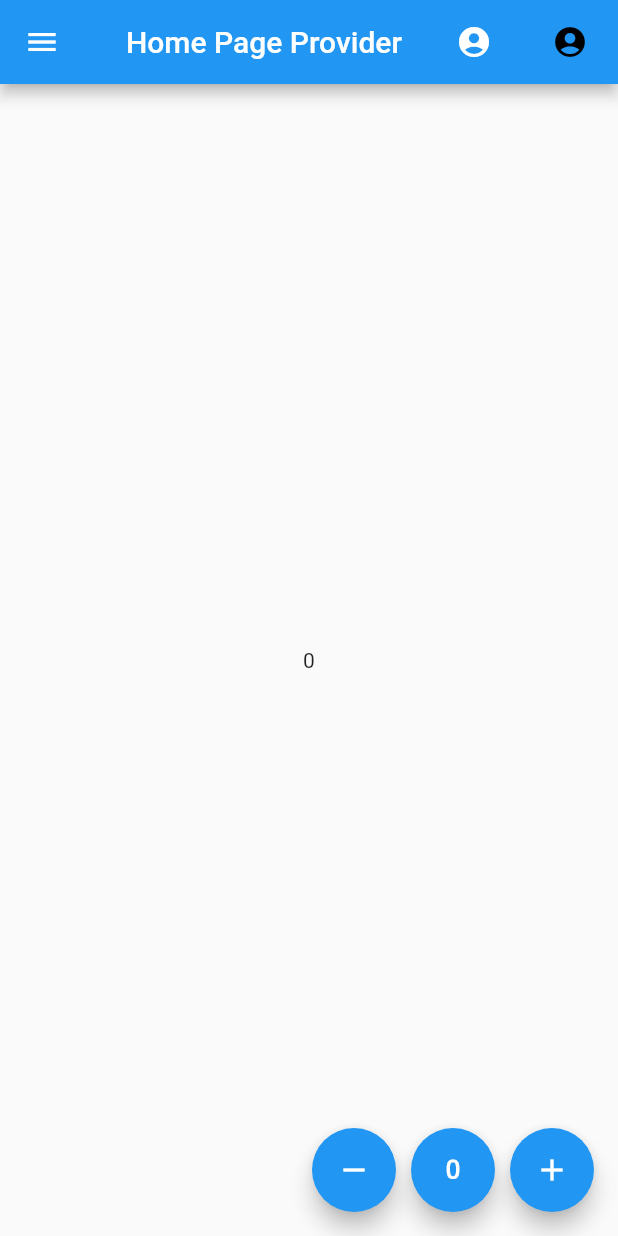
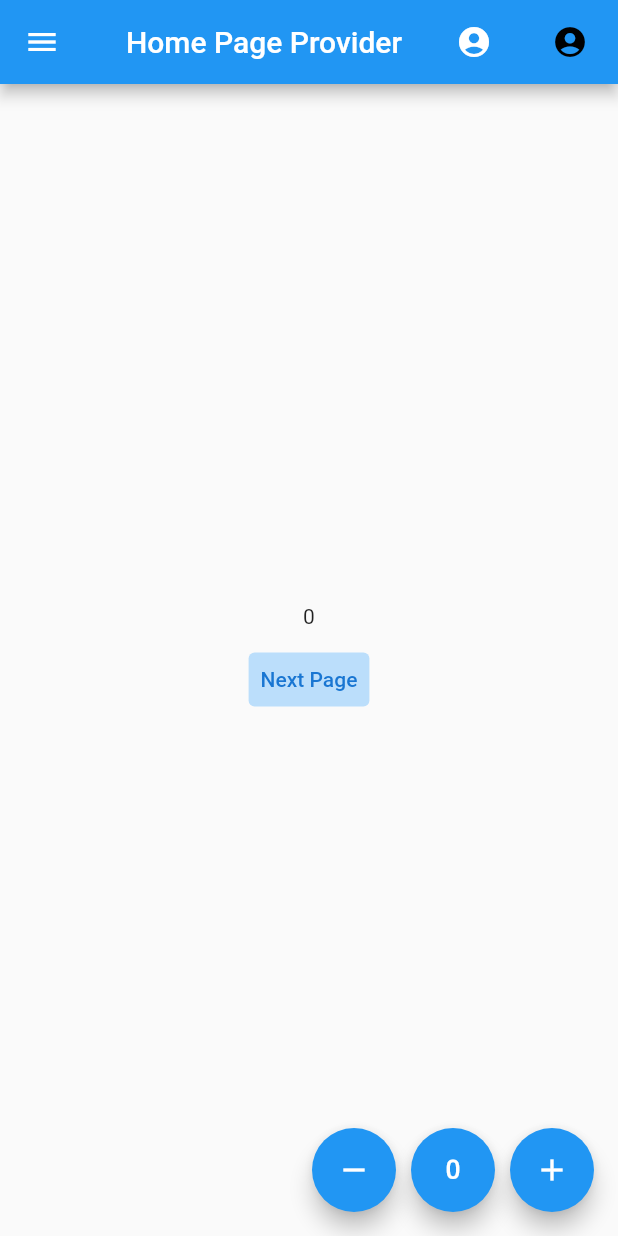
Before and after one commit to PauloSTDev/provider_study, a Flutter app: the screen it shows after launch, on a phone screen of 412 x 824 dp. Run offline on Flutter 3.47's test engine with Material 2 defaults, Android fonts, the phone set to English and light mode, and no system bars.

Commit message:
Adiciona botão para a segunda pagina

```diff
--- a/lib/screens/home_page.dart
+++ b/lib/screens/home_page.dart
@@ -15,9 +15,7 @@ class HomePage extends StatelessWidget {
         child: Row(
           mainAxisAlignment: MainAxisAlignment.spaceEvenly,
           crossAxisAlignment: CrossAxisAlignment.start,
-          children: [
-
-          ],
+          children: [],
         ),
       ),
       appBar: AppBar(
@@ -45,7 +43,23 @@ class HomePage extends StatelessWidget {
         //Apresentando valor atualizado do counter
         child: Consumer<Counter>(
           builder: (context, value, child) {
-            return Text(value.count.toString());
+            return Column(
+              mainAxisAlignment: MainAxisAlignment.center,
+              crossAxisAlignment: CrossAxisAlignment.center,
+              children: [
+                Text(value.count.toString()),
+                const SizedBox(height: 10.0,),
+                TextButton(
+                    onPressed: () =>
+                        Navigator.pushNamed(context, "shopping_cart"),
+                    child: const Text("Next Page"),
+                  style: TextButton.styleFrom(
+                    primary: Theme.of(context).primaryColorDark,
+                    backgroundColor: Theme.of(context).primaryColorLight,
+                  ),
+                ),
+              ],
+            );
           },
         ),
       ),
```
